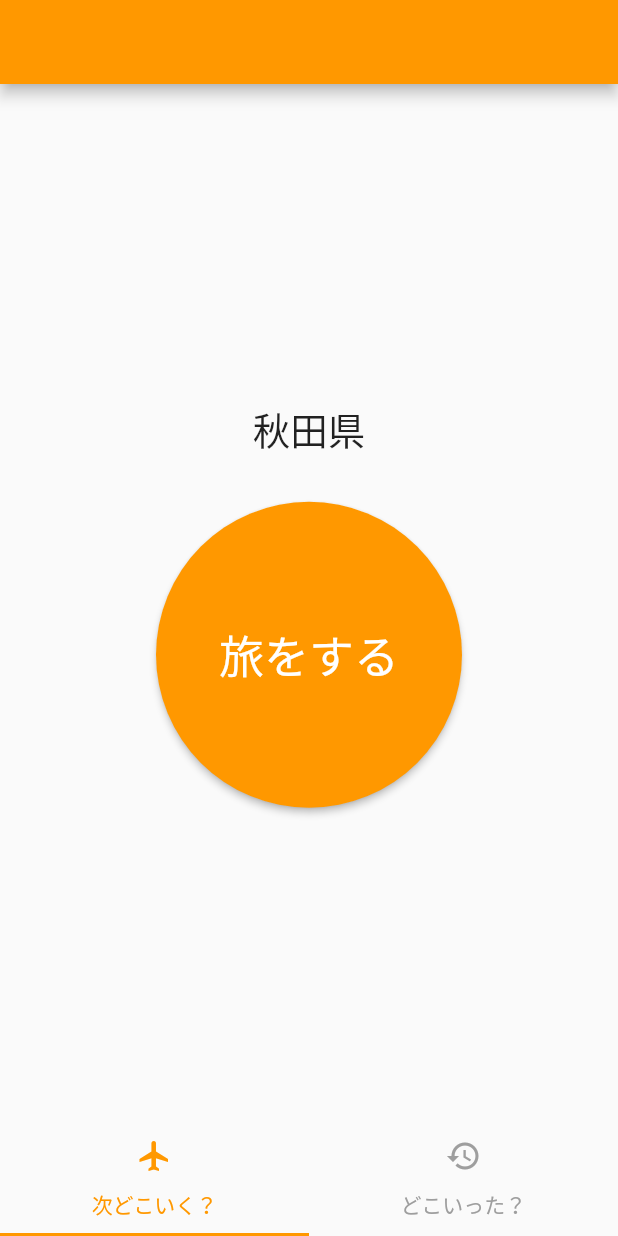
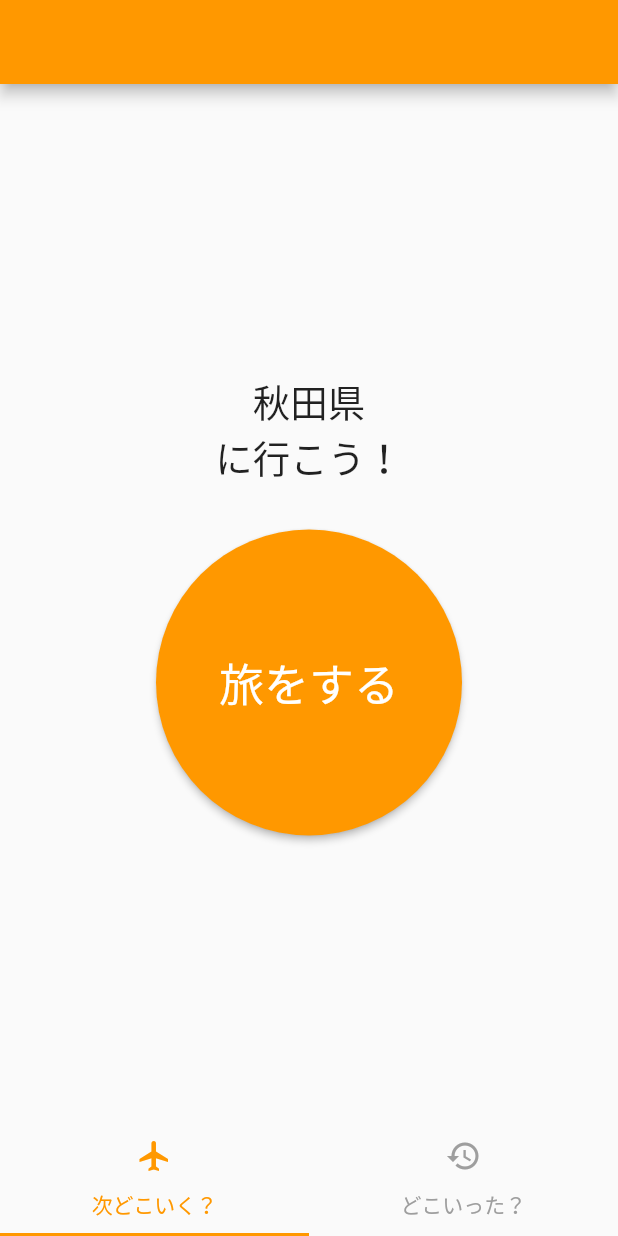
Before and after one commit to kamimi01/next_trip_decider, a Flutter app: the screen it shows after launch, after a tap on "旅をする", on a phone screen of 412 x 824 dp. Run offline on Flutter 3.47's test engine with Material 2 defaults, Android fonts, the phone set to English and light mode, and no system bars; missing offline and left inert: dart:ffi.

Commit message:
fix: text alignment

```diff
--- a/lib/Roulette/RouletteScreen.dart
+++ b/lib/Roulette/RouletteScreen.dart
@@ -23,7 +23,7 @@ class _RouletteScreenState extends State<RouletteScreen> {
   Widget build(BuildContext context) {
     String displayText() {
       if (selectedPrefecture != null) {
-        return selectedPrefecture!.displayName;
+        return selectedPrefecture!.displayName + "\nに行こう！";
       }
       return "ボタンを押してね👇";
     };
@@ -31,7 +31,7 @@ class _RouletteScreenState extends State<RouletteScreen> {
     return Column(
       mainAxisAlignment: MainAxisAlignment.center,
       children: [
-        Text(displayText(), style: TextStyle(fontSize: 25)),
+        Text(displayText(), textAlign: TextAlign.center, style: TextStyle(fontSize: 25)),
         SizedBox(height: 30),
         _StartRouletteButton(
           buttonHandler: _setPrefecture,
```
